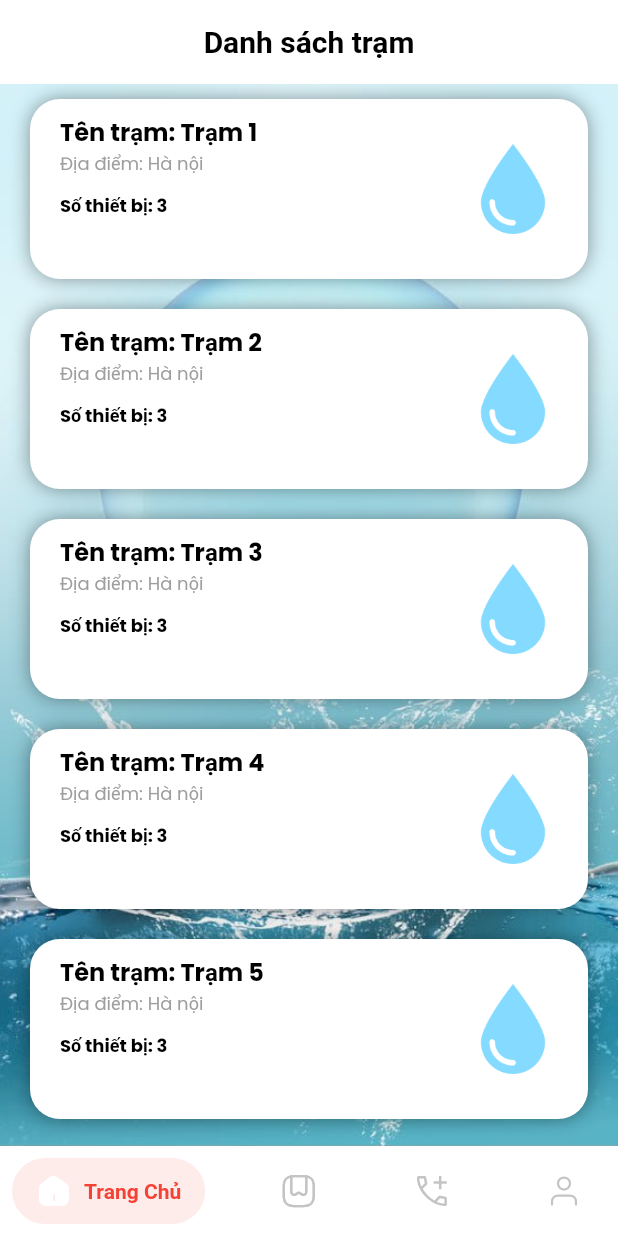
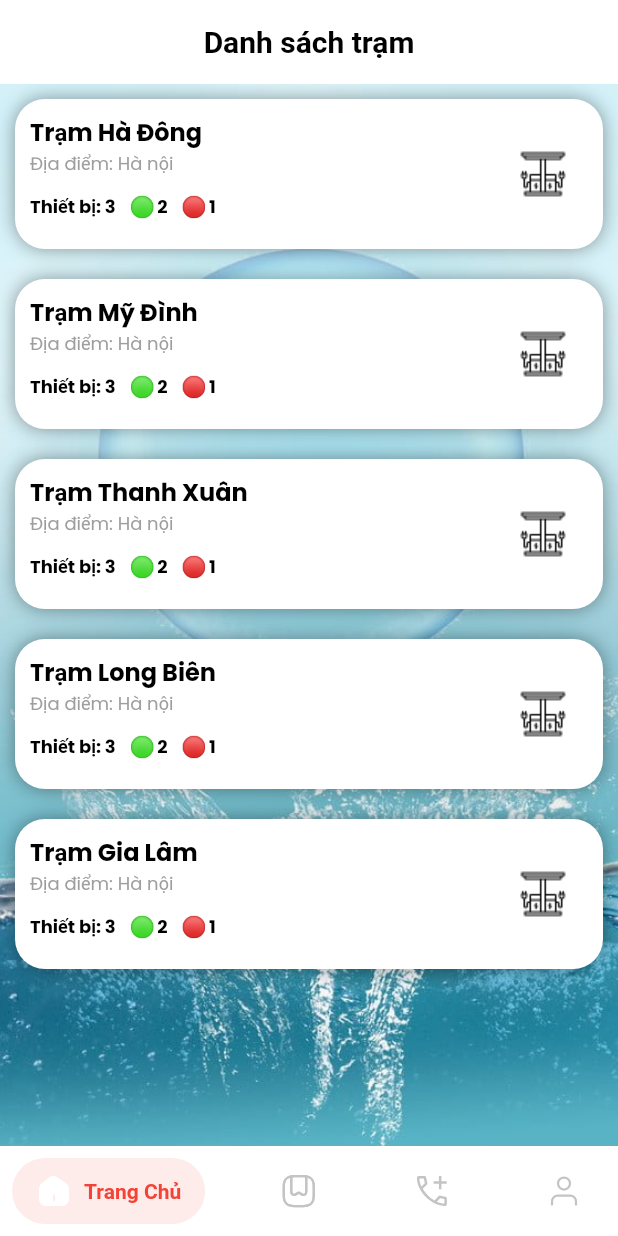
Before and after one commit to hailainhai123/ozon, a Flutter app: the screen it shows after launch, on a phone screen of 412 x 824 dp. Run offline on Flutter 3.47's test engine with Material 2 defaults, Android fonts, the phone set to English and light mode, and no system bars; drawn by our look-alikes of salomon_bottom_bar; our stand-ins replace flutter_svg, get, google_fonts, liquid_progress_indicator, sign_in_button; missing offline and left inert: mqtt_client.

Commit message:
update in detail device

```diff
--- a/lib/modules/device_detail/device_detail_page.dart
+++ b/lib/modules/device_detail/device_detail_page.dart
@@ -144,9 +144,6 @@ class DeviceDetailPage extends StatelessWidget {
                    '', Colors.black),
                 deviceInfoItem(
                     'Điện áp: ', '', Colors.black),
-                deviceInfoItem('TDS: ', '', Colors.black),
-                deviceInfoItem(
-                    'Số lõi: ', '', Colors.black),
                 deviceInfoItem('Ngày kích hoạt ',
                     '', Colors.red),
                 deviceInfoItem('Thời gian bảo hành ', '3 năm', Colors.red),
@@ -186,14 +183,14 @@ class DeviceDetailPage extends StatelessWidget {
       child: Column(
         mainAxisAlignment: MainAxisAlignment.spaceEvenly,
         children: const [
-          Text('Chỉ số tinh khiết',
+          Text('Nồng độ ozone',
               style: TextStyle(fontSize: 16)),
           Text( '20',
               style: TextStyle(
                   fontSize: 45,
                   color: Colors.blue,
                   fontWeight: FontWeight.bold)),
-          Text('Tốt cho sức khỏe',
+          Text('ppm',
               style: TextStyle(fontSize: 16)),
         ],
       ),
--- a/lib/modules/home/home_controller.dart
+++ b/lib/modules/home/home_controller.dart
@@ -1,12 +1,8 @@
 import 'dart:async';
 
-import 'package:flutter/foundation.dart';
 import 'package:flutter/material.dart';
 import 'package:get/get.dart';
-import 'package:ozon/mqtt/mqttBrowserWrapper.dart';
-import 'package:ozon/mqtt/mqttClientWrapper.dart';
 
-import '../../model/device_model.dart';
 import '../bottom_app_bar/navigation_controller.dart';
 
 class HomeController extends GetxController with GetTickerProviderStateMixin {
@@ -79,34 +75,44 @@ class HomeController extends GetxController with GetTickerProviderStateMixin {
 
   var FOOD_DATA = [
     {
-      "name":"Trạm 1",
-      "brand":"Hà nội",
+      "name": "Trạm Hà Đông",
+      "brand": "Hà nội",
       "price": 3,
-      "image":"water_drop.png"
+      "active": "2",
+      "stop": "1",
+      "image": "charging-station.png"
     },
     {
-      "name":"Trạm 2",
-      "brand":"Hà nội",
+      "name": "Trạm Mỹ Đình",
+      "brand": "Hà nội",
       "price": 3,
-      "image":"water_drop.png"
+      "active": "2",
+      "stop": "1",
+      "image": "charging-station.png"
     },
     {
-      "name":"Trạm 3",
-      "brand":"Hà nội",
+      "name": "Trạm Thanh Xuân",
+      "brand": "Hà nội",
       "price": 3,
-      "image":"water_drop.png"
+      "active": "2",
+      "stop": "1",
+      "image": "charging-station.png"
     },
     {
-      "name":"Trạm 4",
-      "brand":"Hà nội",
+      "name": "Trạm Long Biên",
+      "brand": "Hà nội",
       "price": 3,
-      "image":"water_drop.png"
+      "active": "2",
+      "stop": "1",
+      "image": "charging-station.png"
     },
     {
-      "name":"Trạm 5",
-      "brand":"Hà nội",
+      "name": "Trạm Gia Lâm",
+      "brand": "Hà nội",
       "price": 3,
-      "image":"water_drop.png"
+      "active": "2",
+      "stop": "1",
+      "image": "charging-station.png"
     },
   ];
 }
--- a/lib/utils/global_controller.dart
+++ b/lib/utils/global_controller.dart
@@ -1,7 +1,9 @@
 import 'dart:developer';
 
+import 'package:flutter/foundation.dart';
 import 'package:flutter/material.dart';
 import 'package:get/get.dart';
+import 'package:ozon/mqtt/mqttBrowserWrapper.dart';
 import 'package:ozon/mqtt/mqttClientWrapper.dart';
 
 import '../constant/theme.dart';
@@ -15,6 +17,7 @@ final colors = <String, dynamic>{
 class GlobalController extends GetxController {
   // late MQTTBrowserWrapper mqttBrowserWrapper;
   late MQTTClientWrapper mqttClientWrapper;
+  // late MQTTBrowserWrapper mqttBrowserWrapper;
 
   RxString mqttMessage = RxString("");
 
@@ -38,7 +41,7 @@ class GlobalController extends GetxController {
     }, (message) {
       mqttMessage.value = message;
     });
-    //check web or mobile
+    // check web or mobile
     // if (kIsWeb) {
     //   mqttBrowserWrapper = MQTTBrowserWrapper(() {
     //     print('Connect success!');
```
Also changed, not shown: lib/modules/home/home_page.dart (+54 -14 lines), assets/images/charging-station.png (added), assets/images/green_dot.png (added), assets/images/ozone.png (added), assets/images/red_dot.png (added).
